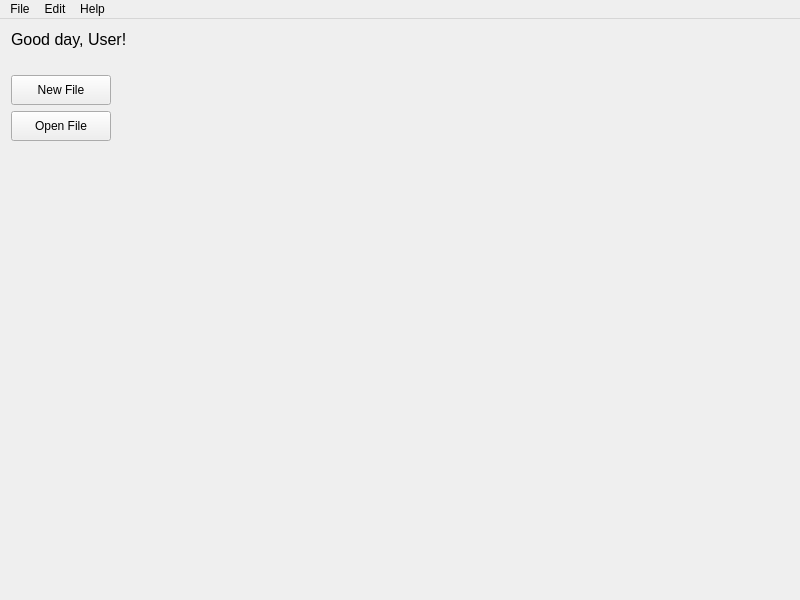
First picture: the form in NickvisionApplication/UI/Views/MainWindow.ui, repository NickvisionApps/Application, before the edit.
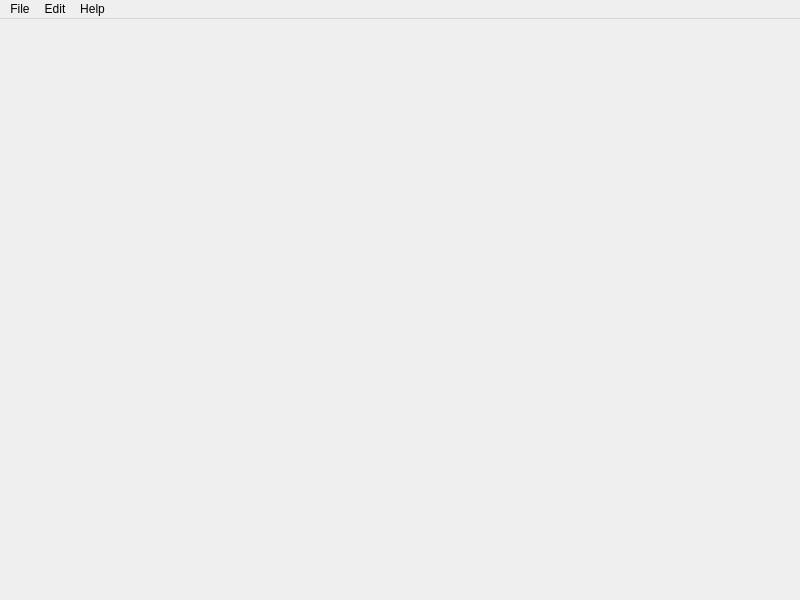
Second picture: the form after the edit.

Commit message: Added HomePage Widget

Patch:
```diff
--- a/NickvisionApplication/UI/Views/MainWindow.ui
+++ b/NickvisionApplication/UI/Views/MainWindow.ui
@@ -21,120 +21,20 @@
   </property>
   <widget class="QWidget" name="centralWidget">
    <layout class="QVBoxLayout" name="verticalLayout">
+    <property name="leftMargin">
+     <number>0</number>
+    </property>
+    <property name="topMargin">
+     <number>0</number>
+    </property>
+    <property name="rightMargin">
+     <number>0</number>
+    </property>
+    <property name="bottomMargin">
+     <number>0</number>
+    </property>
     <item>
-     <widget class="QStackedWidget" name="viewStack">
-      <property name="currentIndex">
-       <number>0</number>
-      </property>
-      <widget class="QWidget" name="pageHome">
-       <layout class="QVBoxLayout" name="verticalLayout_2">
-        <property name="leftMargin">
-         <number>0</number>
-        </property>
-        <property name="topMargin">
-         <number>0</number>
-        </property>
-        <property name="rightMargin">
-         <number>0</number>
-        </property>
-        <property name="bottomMargin">
-         <number>0</number>
-        </property>
-        <item>
-         <widget class="QLabel" name="lblWelcome">
-          <property name="font">
-           <font>
-            <pointsize>12</pointsize>
-           </font>
-          </property>
-          <property name="frameShape">
-           <enum>QFrame::NoFrame</enum>
-          </property>
-          <property name="text">
-           <string>Good day, User!</string>
-          </property>
-         </widget>
-        </item>
-        <item>
-         <spacer name="verticalSpacer_3">
-          <property name="orientation">
-           <enum>Qt::Vertical</enum>
-          </property>
-          <property name="sizeType">
-           <enum>QSizePolicy::Fixed</enum>
-          </property>
-          <property name="sizeHint" stdset="0">
-           <size>
-            <width>20</width>
-            <height>20</height>
-           </size>
-          </property>
-         </spacer>
-        </item>
-        <item>
-         <layout class="QHBoxLayout" name="horizontalLayout">
-          <item>
-           <layout class="QVBoxLayout" name="verticalLayout_3">
-            <item>
-             <widget class="QPushButton" name="pushButton">
-              <property name="minimumSize">
-               <size>
-                <width>100</width>
-                <height>30</height>
-               </size>
-              </property>
-              <property name="text">
-               <string>New File</string>
-              </property>
-             </widget>
-            </item>
-            <item>
-             <widget class="QPushButton" name="pushButton_2">
-              <property name="minimumSize">
-               <size>
-                <width>100</width>
-                <height>30</height>
-               </size>
-              </property>
-              <property name="text">
-               <string>Open File</string>
-              </property>
-             </widget>
-            </item>
-            <item>
-             <spacer name="verticalSpacer_2">
-              <property name="orientation">
-               <enum>Qt::Vertical</enum>
-              </property>
-              <property name="sizeHint" stdset="0">
-               <size>
-                <width>20</width>
-                <height>40</height>
-               </size>
-              </property>
-             </spacer>
-            </item>
-           </layout>
-          </item>
-          <item>
-           <spacer name="horizontalSpacer">
-            <property name="orientation">
-             <enum>Qt::Horizontal</enum>
-            </property>
-            <property name="sizeHint" stdset="0">
-             <size>
-              <width>40</width>
-              <height>20</height>
-             </size>
-            </property>
-           </spacer>
-          </item>
-         </layout>
-        </item>
-       </layout>
-      </widget>
-      <widget class="QWidget" name="pageEditor"/>
-     </widget>
+     <widget class="QStackedWidget" name="viewStack"/>
     </item>
    </layout>
   </widget>
```
The commit also changes 13 other files.
